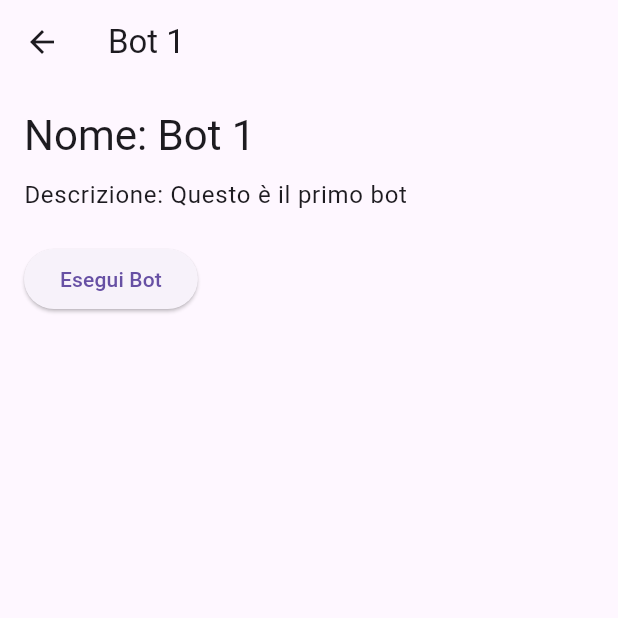
After one commit to DiegoFCJ/self, a Flutter app: the screen it shows after launch, after a tap on "Bot 1", on a phone screen of 412 x 824 dp, the top half of it. The commit adds this screen. Run offline on Flutter 3.47's test engine with Material 3 defaults, Android fonts, the phone set to English and light mode, and no system bars; our stand-ins replace shelf.

Commit message:
components for front implemented

```diff
--- a/lib/backend/server/server.dart
+++ b/lib/backend/server/server.dart
@@ -0,0 +1,41 @@
+import 'dart:async';
+import 'package:shelf/shelf.dart';
+import 'package:shelf/shelf_io.dart' as io;
+import 'package:scriptagher/shared/custom_logger.dart';
+import 'package:scriptagher/shared/constants/LOGS.dart';
+
+Future<void> startServer() async {
+  // Crea un'istanza del CustomLogger
+  final CustomLogger logger = CustomLogger();
+
+  // Usa il middleware di logging per tracciare le richieste
+  final handler = const Pipeline()
+      .addMiddleware(logRequests()) // Middleware per il log delle richieste
+      .addMiddleware(_logCustomRequests(logger)) // Usa il Custom Logger per le richieste
+      .addHandler(_echoRequest); // Handler delle richieste
+
+  try {
+    // Avvio del server sulla porta 8080
+    final server = await io.serve(handler, 'localhost', 8080);
+    logger.info(LOGS.serverStart, 'Server running at http://${server.address.host}:${server.port}');
+  } catch (e) {
+    // Log dell'errore se il server non riesce ad avviarsi
+    logger.error(LOGS.serverError, 'Error starting server: $e');
+  }
+}
+
+// Middleware personalizzato che usa il Custom Logger
+Middleware _logCustomRequests(CustomLogger logger) {
+  return (Handler innerHandler) {
+    return (Request request) async {
+      // Log di richiesta personalizzato
+      logger.info(LOGS.requestReceived, '${request.method} ${request.requestedUri}');
+      return innerHandler(request);
+    };
+  };
+}
+
+// Handler per rispondere a tutte le richieste
+Response _echoRequest(Request request) {
+  return Response.ok('Hello, world!');
+}
--- /dev/null
+++ b/lib/frontend/models/bot.dart
@@ -0,0 +1,6 @@
+class Bot {
+  final String name;
+  final String description;
+
+  Bot({required this.name, required this.description});
+}
--- /dev/null
+++ b/lib/frontend/views/components/bot_card.dart
@@ -0,0 +1,21 @@
+import 'package:flutter/material.dart';
+import '../../models/bot.dart';
+
+class BotCard extends StatelessWidget {
+  final Bot bot;
+  final VoidCallback onTap;
+
+  BotCard({required this.bot, required this.onTap});
+
+  @override
+  Widget build(BuildContext context) {
+    return Card(
+      margin: EdgeInsets.symmetric(vertical: 8, horizontal: 16),
+      child: ListTile(
+        title: Text(bot.name),
+        subtitle: Text(bot.description),
+        onTap: onTap,
+      ),
+    );
+  }
+}
--- /dev/null
+++ b/lib/frontend/views/components/bot_detail_view.dart
@@ -0,0 +1,44 @@
+import 'package:flutter/material.dart';
+import '../../models/bot.dart';
+
+class BotDetailView extends StatelessWidget {
+  final Bot bot;
+
+  BotDetailView({required this.bot});
+
+  @override
+  Widget build(BuildContext context) {
+    return Scaffold(
+      appBar: AppBar(
+        title: Text(bot.name),
+      ),
+      body: Padding(
+        padding: const EdgeInsets.all(16.0),
+        child: Column(
+          crossAxisAlignment: CrossAxisAlignment.start,
+          children: [
+            Text(
+              'Nome: ${bot.name}',
+              style: Theme.of(context).textTheme.headlineMedium,  // Cambiato headline5 in headlineMedium
+            ),
+            SizedBox(height: 10),
+            Text(
+              'Descrizione: ${bot.description}',
+              style: Theme.of(context).textTheme.bodyLarge,  // Cambiato bodyText1 in bodyLarge
+            ),
+            SizedBox(height: 20),
+            ElevatedButton(
+              onPressed: () {
+                // Azione quando si vuole eseguire l'operazione sul bot
+                ScaffoldMessenger.of(context).showSnackBar(
+                  SnackBar(content: Text('Esegui bot: ${bot.name}')),
+                );
+              },
+              child: Text('Esegui Bot'),
+            ),
+          ],
+        ),
+      ),
+    );
+  }
+}
--- a/lib/frontend/views/home_view.dart
+++ b/lib/frontend/views/home_view.dart
@@ -0,0 +1,40 @@
+import 'package:flutter/material.dart';
+import '../models/bot.dart';
+import 'components/bot_card.dart';
+import 'components/bot_detail_view.dart';
+
+class HomeView extends StatelessWidget {
+  // Lista di bot simulata
+  final List<Bot> bots = [
+    Bot(name: 'Bot 1', description: 'Questo è il primo bot'),
+    Bot(name: 'Bot 2', description: 'Questo è il secondo bot'),
+    Bot(name: 'Bot 3', description: 'Questo è il terzo bot'),
+  ];
+
+  @override
+  Widget build(BuildContext context) {
+    return Scaffold(
+      appBar: AppBar(
+        title: Text('Lista dei Bot'),
+      ),
+      body: ListView.builder(
+        itemCount: bots.length,
+        itemBuilder: (context, index) {
+          final bot = bots[index];
+          return BotCard(
+            bot: bot,
+            onTap: () {
+              // Quando un bot viene selezionato, mostra il dettaglio
+              Navigator.push(
+                context,
+                MaterialPageRoute(
+                  builder: (context) => BotDetailView(bot: bot),
+                ),
+              );
+            },
+          );
+        },
+      ),
+    );
+  }
+}
--- a/lib/main.dart
+++ b/lib/main.dart
@@ -1,68 +1,43 @@
+import 'dart:async';
 import 'package:flutter/material.dart';
-import 'shared/custom_logger.dart';  // Assicurati di importare il CustomLogger
+import 'package:scriptagher/frontend/views/home_view.dart';
+import 'shared/custom_logger.dart';  // Importa la tua classe CustomLogger
+import 'backend/server/server.dart';  // Assicurati che il path al server sia corretto
 
-void main() {
+// La tua vista principale di Flutter
+Future<void> main() async {
+  // Avvio del backend
+  await startBackend();
+
+  // Avvio del frontend
   runApp(MyApp());
 }
 
+// Funzione per avviare il backend
+Future<void> startBackend() async {
+  // Crea un'istanza del CustomLogger
+  final CustomLogger logger = CustomLogger();
+
+  try {
+    // Log di avvio del backend
+    logger.info('Avvio del server...', 'Avvio del backend');
+    await startServer();  // Qui dovrai avviare il server vero e proprio
+    logger.info('Server avviato con successo', 'Avvio del backend');
+  } catch (e) {
+    logger.error('Errore durante l\'avvio del server: $e', 'Errore nel backend');
+  }
+}
+
+// Classe principale dell'app Flutter
 class MyApp extends StatelessWidget {
-  final CustomLogger logger = CustomLogger();  // Crea un'istanza del CustomLogger
-
   @override
   Widget build(BuildContext context) {
-    // Log di esempio all'avvio dell'app
-    logger.info('frontend', 'App started');
-
     return MaterialApp(
-      title: 'Flutter Logging Example',
+      title: 'Scriptagher',
       theme: ThemeData(
         primarySwatch: Colors.blue,
       ),
-      home: MyHomePage(logger: logger),  // Passa il logger alla HomePage
+      home: HomeView(),
     );
   }
 }
-
-class MyHomePage extends StatelessWidget {
-  final CustomLogger logger;  // Riceve il logger come parametro
-
-  MyHomePage({required this.logger});
-
-  @override
-  Widget build(BuildContext context) {
-    // Log di esempio nella HomePage
-    logger.debug('frontend', 'HomePage loaded');
-
-    return Scaffold(
-      appBar: AppBar(
-        title: Text('Flutter Logging Example'),
-      ),
-      body: Center(
-        child: ElevatedButton(
-          onPressed: () {
-            // Logga l'azione dell'utente
-            logger.info('frontend', 'User pressed the button');
-            showDialog(
-              context: context,
-              builder: (_) => AlertDialog(
-                title: Text('Button Pressed'),
-                content: Text('You pressed the button!'),
-                actions: [
-                  TextButton(
-                    child: Text('OK'),
-                    onPressed: () {
-                      // Logga la chiusura del dialogo
-                      logger.info('frontend', 'User closed the dialog');
-                      Navigator.of(context).pop();
-                    },
-                  ),
-                ],
-              ),
-            );
-          },
-          child: Text('Press me'),
-        ),
-      ),
-    );
-  }
-}
--- a/lib/shared/constants/LOGS.dart
+++ b/lib/shared/constants/LOGS.dart
@@ -172,4 +172,8 @@ class LOGS {
   static const String CREATED_DIR = "Created directory for bot: ";
   static const String LEFT_PAN_HIDDEN = "Left panel initially hidden.";
   static const String NULL_SCENE_SET = "Tentativo di impostare una scena nulla";
+
+  static const String serverStart = 'Server avviato con successo:';
+  static const String serverError = 'Errore durante l\'avvio del server';
+  static const String requestReceived = 'Richiesta ricevuta';
 }
--- a/lib/shared/custom_logger.dart
+++ b/lib/shared/custom_logger.dart
@@ -4,7 +4,7 @@ import 'package:path_provider/path_provider.dart';
 import 'package:intl/intl.dart';
 
 class CustomLogger {
-  static final Logger _logger = Logger('CustomLogger');
+  final Logger _logger = Logger('CustomLogger'); // Non statico
 
   // Formato data
   static final DateFormat dateFormatter = DateFormat('yyyy-MM-dd');
@@ -105,8 +105,6 @@ class CustomLogger {
   // Metodo centrale per il logging
   void _log(String level, String operationType, String description) {
     final formattedMessage = '[$operationType] - $description';
-    //final className = 'CustomLogger';
-
     Level logLevel;
 
     // Assegna il valore numerico in base al livello di log
--- a/pubspec.yaml
+++ b/pubspec.yaml
@@ -8,11 +8,15 @@ environment:
 dependencies:
   flutter:
     sdk: flutter
+  flutter_test:
+    sdk: flutter
   sqflite: ^2.0.0+3
   sqflite_common_ffi: ^2.0.0+3
   logging: ^1.3.0
   intl: ^0.17.0
+  shelf: ^1.3.0
   path_provider: ^2.0.11
+
 
 flutter:
   uses-material-design: true
```
Also changed, not shown: lib/frontend/views/search_view.dart (+54 -0 lines), lib/frontend/views/bot_detail_view.dart (deleted), 2 other files.
